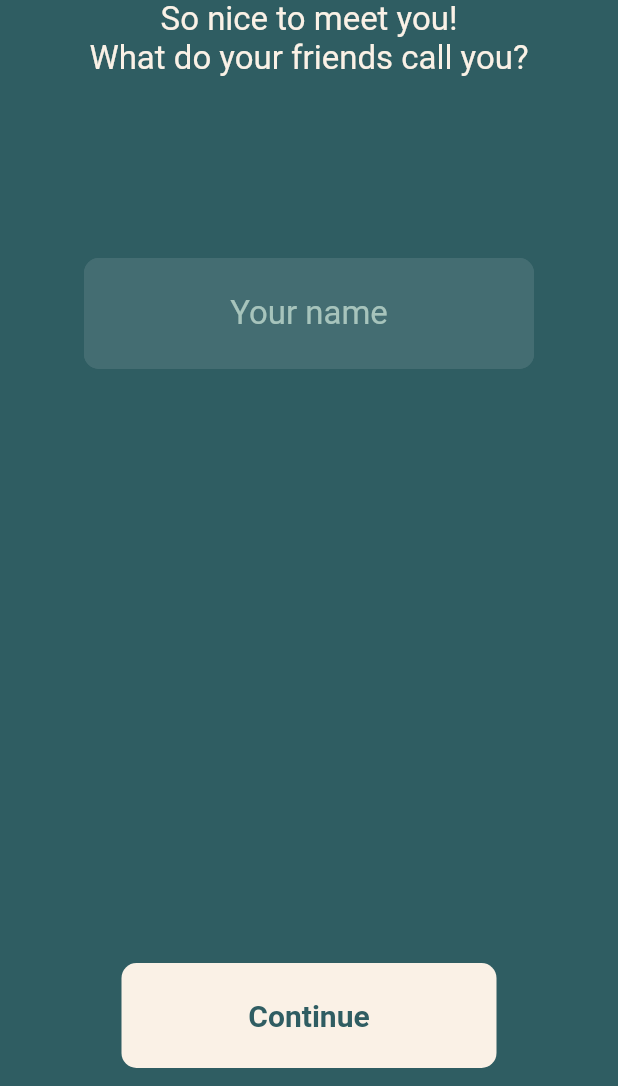
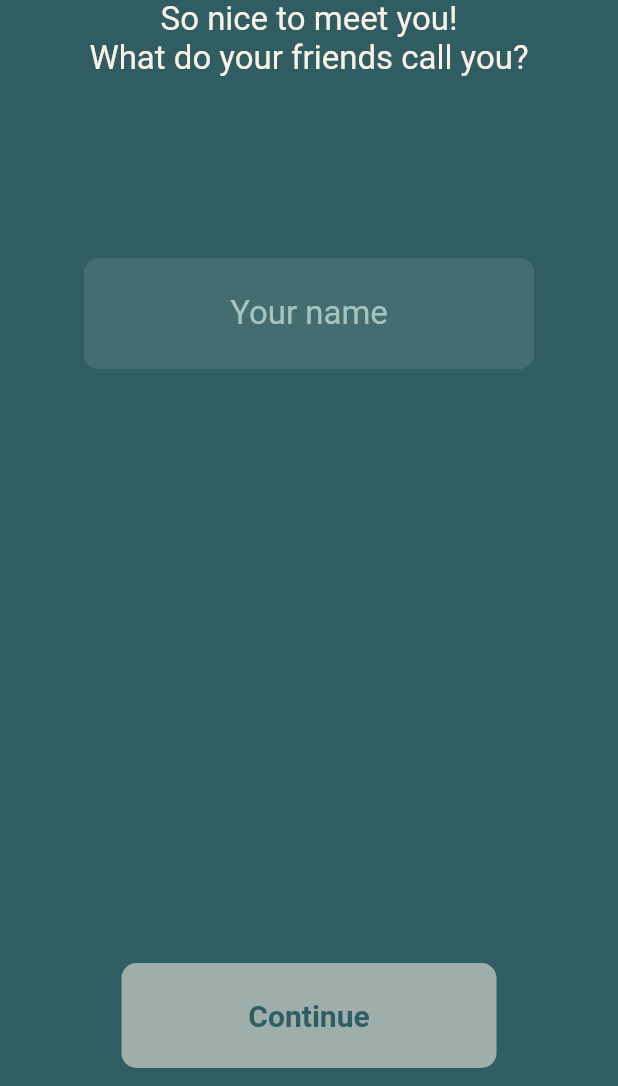
Before and after one commit to luggy-wuggy/stacked_oogway, a Flutter app: the UserCreation screen opened by its route, on a phone screen of 412 x 824 dp, the part 150-1236 px from its top. Run offline on Flutter 3.47's test engine with Material 2 defaults, Android fonts, the phone set to English and light mode, and no system bars; our stand-ins replace firebase_auth, firebase_core, flutter_riverpod, google_fonts, stacked, stacked_services; accounts and stored records are empty.

Commit message:
feat: is button pressable

```diff
--- a/charity_stacked/lib/ui/shared/widgets/oogway_padded_button.dart
+++ b/charity_stacked/lib/ui/shared/widgets/oogway_padded_button.dart
@@ -7,12 +7,14 @@ class OogwayPaddedButton extends StatefulWidget {
   final TextStyle? textStyle;
   final Color buttonColor;
   final Function onTap;
+  final bool? isButtonPressable;
 
   const OogwayPaddedButton({
     Key? key,
     required this.text,
     required this.onTap,
     this.textStyle,
+    this.isButtonPressable,
     this.buttonColor = ColorTheme.kSecondaryColor,
   }) : super(key: key);
 
@@ -34,21 +36,27 @@ class _OogwayPaddedButtonState extends State<OogwayPaddedButton> {
       alignment: Alignment.center,
       child: GestureDetector(
         onTapCancel: () {
+          if (widget.isButtonPressable ?? true) {
             setState(() {
               isButtonPressed = false;
             });
+          }
         },
         onTapDown: (TapDownDetails details) {
+          if (widget.isButtonPressable ?? true) {
             setState(() {
               isButtonPressed = true;
             });
+          }
         },
         onTapUp: (TapUpDetails details) async {
+          if (widget.isButtonPressable ?? true) {
             setState(() {
               isButtonPressed = false;
             });
             await HapticFeedback.lightImpact();
             await widget.onTap();
+          }
         },
         child: AnimatedContainer(
           duration: const Duration(milliseconds: 100),
@@ -56,7 +64,9 @@ class _OogwayPaddedButtonState extends State<OogwayPaddedButton> {
           height: isButtonPressed ? (buttonHeight * scaleFx) : buttonHeight,
           width: isButtonPressed ? (buttonWidth * scaleFx) : buttonWidth,
           decoration: BoxDecoration(
-            color: widget.buttonColor,
+            color: widget.isButtonPressable ?? true
+                ? widget.buttonColor
+                : widget.buttonColor.withOpacity(0.55),
             borderRadius: const BorderRadius.all(Radius.circular(10)),
           ),
           alignment: Alignment.center,
--- a/charity_stacked/lib/ui/shared/widgets/oogway_text_form_field.dart
+++ b/charity_stacked/lib/ui/shared/widgets/oogway_text_form_field.dart
@@ -1,16 +1,27 @@
 import 'package:charity_stacked/common/styles.dart';
 import 'package:flutter/material.dart';
 
-class OogwayTextFormField extends StatelessWidget {
+class OogwayTextFormField extends StatefulWidget {
   final String? label;
+  final void Function(String)? onChanged;
 
-  const OogwayTextFormField({Key? key, this.label}) : super(key: key);
+  const OogwayTextFormField({
+    Key? key,
+    this.label,
+    this.onChanged,
+  }) : super(key: key);
 
+  @override
+  State<OogwayTextFormField> createState() => _OogwayTextFormFieldState();
+}
+
+class _OogwayTextFormFieldState extends State<OogwayTextFormField> {
   @override
   Widget build(BuildContext context) {
     return SizedBox(
       width: 300,
       child: TextFormField(
+        onChanged: widget.onChanged,
         cursorColor: ColorTheme.kSecondaryColor,
         style: AppTextTheme.kTextHeader2,
         textAlign: TextAlign.center,
@@ -20,7 +31,7 @@ class OogwayTextFormField extends StatelessWidget {
           filled: true,
           label: Center(
               child: Text(
-            label ?? "",
+            widget.label ?? "",
             style: AppTextTheme.kTextContent,
           )),
           alignLabelWithHint: true,
--- a/charity_stacked/lib/ui/user_creation_flow/widgets/location_view.dart
+++ b/charity_stacked/lib/ui/user_creation_flow/widgets/location_view.dart
@@ -17,7 +17,7 @@ class LocationView extends ConsumerWidget {
           textAlign: TextAlign.center,
           style: AppTextTheme.kTextHeader2,
         ),
-        const SizedBox(height: 130),
+        const SizedBox(height: 120),
         const OogwayTextFormField(
           label: "City or zip code",
         ),
--- a/charity_stacked/lib/ui/user_creation_flow/widgets/nickname_view.dart
+++ b/charity_stacked/lib/ui/user_creation_flow/widgets/nickname_view.dart
@@ -18,34 +18,30 @@ class NicknameView extends ConsumerWidget {
           style: AppTextTheme.kTextHeader2,
         ),
         const SizedBox(height: 120),
-        const OogwayTextFormField(
+        OogwayTextFormField(
           label: "Your name",
+          onChanged: (String value) {
+            if (value.isNotEmpty) {
+              ref.read(isButtonPressable.state).state = true;
+            } else {
+              ref.read(isButtonPressable.state).state = false;
+            }
+          },
         ),
-        // Container(
-        //   height: 70,
-        //   width: 300,
-        //   decoration: const BoxDecoration(
-        //     color: ColorTheme.kOpaquePrimaryColor,
-        //     borderRadius: BorderRadius.all(Radius.circular(10)),
-        //   ),
-        //   alignment: Alignment.center,
-        //   child: Text(
-        //     'Your name',
-        //     style: AppTextTheme.kTextContent,
-        //   ),
-        // ),
         const Spacer(),
         OogwayPaddedButton(
           text: 'Continue',
+          isButtonPressable: ref.watch(isButtonPressable),
           onTap: () {
             ref
                 .read(userCreationActionControllerProvider)
                 .nameSubmission("name");
-            //ref.read(userCreationControllerProvider).navigateToApp();
           },
         ),
-        SizedBox(height: 12)
+        const SizedBox(height: 12)
       ],
     );
   }
 }
+
+final isButtonPressable = StateProvider<bool>((ref) => false);
```
Lines whose indentation alone changed are shown as unchanged.
